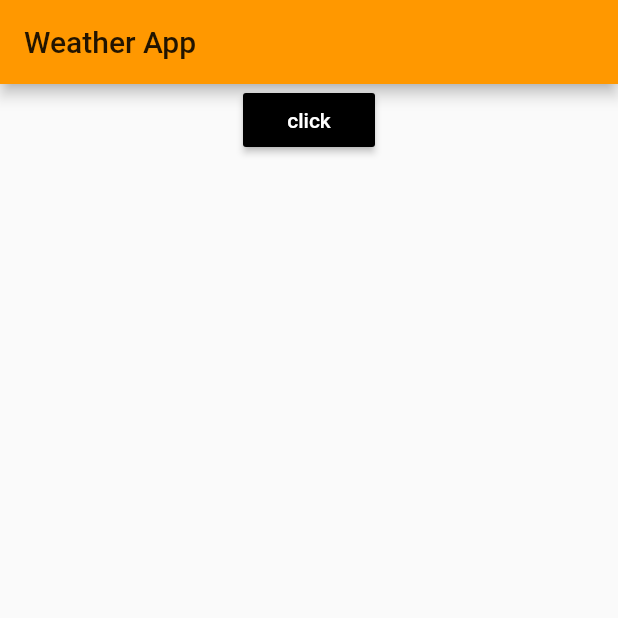
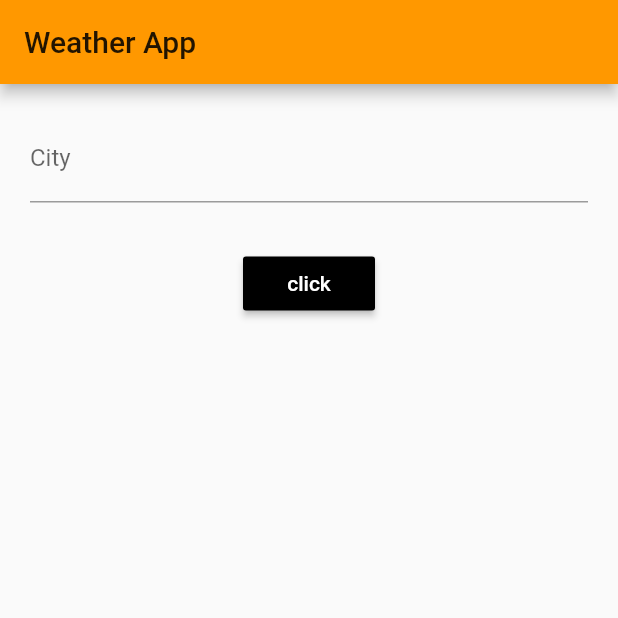
Before and after one commit to theadeshkhanna/weather_app, a Flutter app: the screen it shows after launch, after a tap on "click", on a phone screen of 412 x 824 dp, the top half of it. Run offline on Flutter 3.47's test engine with Material 2 defaults, Android fonts, the phone set to English and light mode, and no system bars; missing offline and left inert: dart:ffi; network calls fail.

Commit message:
[added] input value city gives temperature

```diff
--- a/lib/Weather.dart
+++ b/lib/Weather.dart
@@ -1,13 +1,29 @@
+import 'dart:ffi';
+
 import 'package:flutter/material.dart';
 import 'package:http/http.dart' as http;
+import 'dart:convert';
 
-class Weather extends StatelessWidget {
-  final String url = 'http://api.openweathermap.org/data/2.5/weather?q=Varanasi&units=metric&appid=c4d43f47ca2c4387e922975a2bf99380';
+class Weather extends StatefulWidget {
+  @override
+  State<StatefulWidget> createState() {
+    return _WeatherCreateState();
+  }
+}
 
-  void value() {
-     http.get(url).then((http.Response response) {
-       print(response.body);
-     });
+class _WeatherCreateState extends State<Weather> {
+  String cityValue;
+  String temperature;
+
+  void temp() {
+    String url =
+        'http://api.openweathermap.org/data/2.5/weather?q=$cityValue&units=metric&appid=c4d43f47ca2c4387e922975a2bf99380';
+    http.get(url).then((http.Response response) {
+      final val = jsonDecode(response.body);
+      final tem = val['main']['temp'];
+      temperature = tem.toString();
+      print(temperature);
+    });
   }
 
   @override
@@ -16,16 +32,29 @@ class Weather extends StatelessWidget {
       appBar: AppBar(
         title: Text('Weather App'),
       ),
-      body: Column(
-        children: <Widget>[
-          Center(
-            child: RaisedButton(
+      body: Container(
+        margin: EdgeInsets.all(20.0),
+        child: Column(
+          children: <Widget>[
+            TextField(
+              keyboardType: TextInputType.text,
+              decoration: InputDecoration(labelText: 'City'),
+              onChanged: (String value) {
+                setState(() {
+                  cityValue = value;
+                });
+              },
+            ),
+            SizedBox(
+              height: 30.0,
+            ),
+            RaisedButton(
               child: Text('click', style: TextStyle(color: Colors.white)),
-              onPressed: value,
+              onPressed: temp,
               color: Colors.black,
-            ),
-          ),
-        ],
+            )
+          ],
+        ),
       ),
     );
   }
```
Also changed, not shown: 1 other file.
